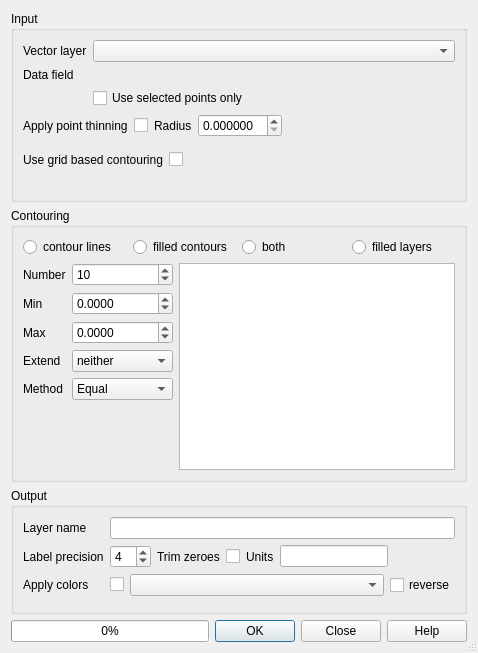
This is contour/frmContour.ui in ccrook/QGIS-Contour-Plugin as Qt 5 draws it before an edit. The edited form follows.
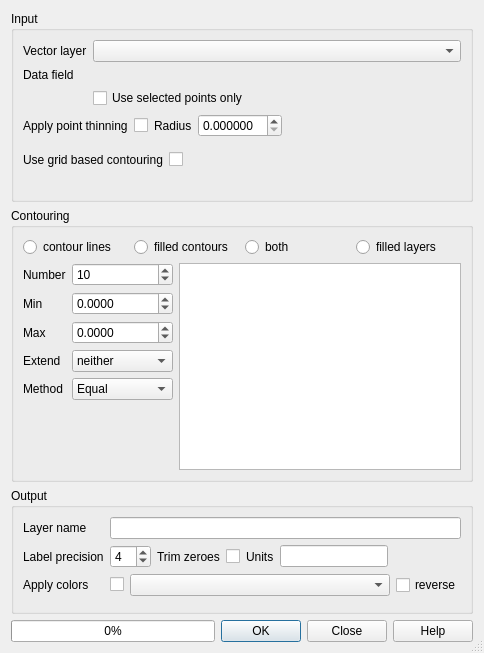
This is the edited form. Custom widgets are drawn as their Qt base class.

```diff
--- a/contour/frmContour.ui
+++ b/contour/frmContour.ui
@@ -9,7 +9,7 @@
    <rect>
     <x>0</x>
     <y>0</y>
-    <width>478</width>
+    <width>484</width>
     <height>653</height>
    </rect>
   </property>
```
Left out of the diff: 3 changed lines with no effect on the pictures.
